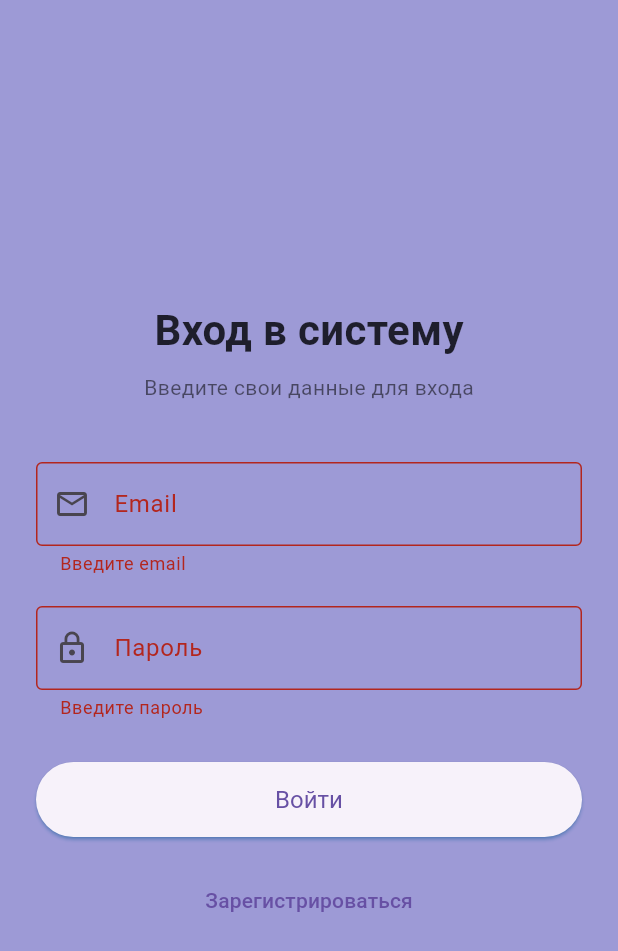
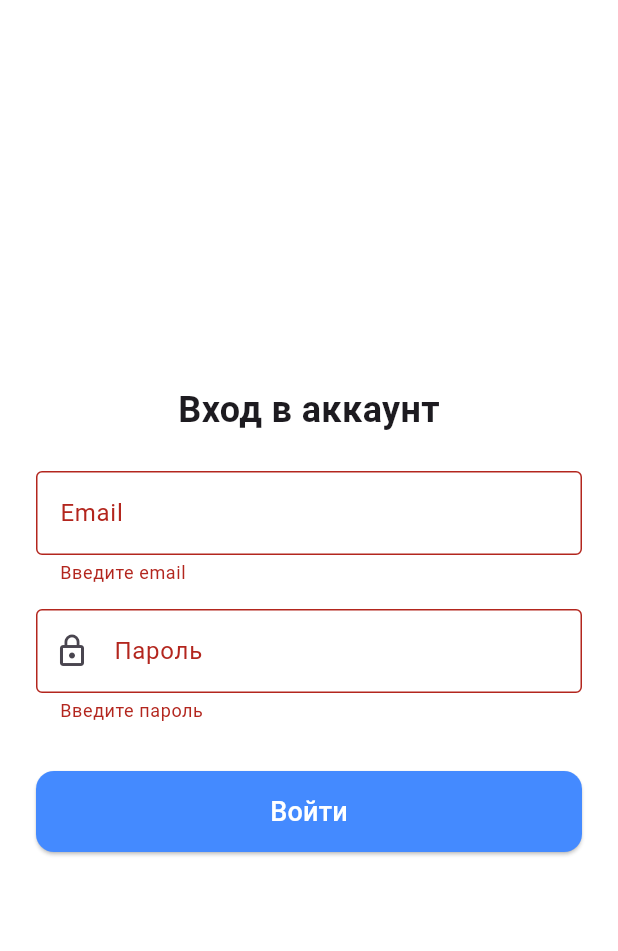
Before and after one commit to Naziralts/auth_app, a Flutter app: the screen it shows after launch, after a tap on "Войти", on a phone screen of 412 x 824 dp. Shown: the top 951 px of the screen. Run offline on Flutter 3.47's test engine with Material 3 defaults, Android fonts, the phone set to English and light mode, and no system bars; our stand-ins replace equatable, flutter_bloc, go_router.

Commit message:
-
updated

```diff
--- a/lib/features/auth/presentation/bloc/auth_bloc.dart
+++ b/lib/features/auth/presentation/bloc/auth_bloc.dart
@@ -1,23 +1,27 @@
+import 'dart:async';
 import 'package:flutter_bloc/flutter_bloc.dart';
 import 'auth_event.dart';
 import 'auth_state.dart';
-import '../../data/auth_repository.dart';
 
 class AuthBloc extends Bloc<AuthEvent, AuthState> {
-  final AuthRepository repository;
-
-  AuthBloc({required this.repository}) : super(const AuthState()) {
+  AuthBloc() : super(const AuthState()) {
     on<LoginSubmitted>(_onLoginSubmitted);
+    on<LogoutRequested>(_onLogoutRequested);
   }
 
   Future<void> _onLoginSubmitted(
-      LoginSubmitted event, Emitter<AuthState> emit) async {
+    LoginSubmitted event,
+    Emitter<AuthState> emit,
+  ) async {
     emit(state.copyWith(status: AuthStatus.loading));
 
-    final success = await repository.login(event.email, event.password);
+    await Future.delayed(const Duration(seconds: 2)); // эмуляция запроса
 
-    if (success) {
-      emit(state.copyWith(status: AuthStatus.success));
+    if (event.email == 'test@test.com' && event.password == 'qwerty123') {
+      emit(state.copyWith(
+        status: AuthStatus.success,
+        email: event.email,
+      ));
     } else {
       emit(state.copyWith(
         status: AuthStatus.failure,
@@ -25,4 +29,8 @@ class AuthBloc extends Bloc<AuthEvent, AuthState> {
       ));
     }
   }
+
+  void _onLogoutRequested(LogoutRequested event, Emitter<AuthState> emit) {
+    emit(const AuthState(status: AuthStatus.initial));
+  }
 }
--- a/lib/features/auth/presentation/bloc/auth_event.dart
+++ b/lib/features/auth/presentation/bloc/auth_event.dart
@@ -16,3 +16,5 @@ class LoginSubmitted extends AuthEvent {
   @override
   List<Object?> get props => [email, password];
 }
+
+class LogoutRequested extends AuthEvent {}
--- a/lib/features/auth/presentation/bloc/auth_state.dart
+++ b/lib/features/auth/presentation/bloc/auth_state.dart
@@ -5,22 +5,26 @@ enum AuthStatus { initial, loading, success, failure }
 class AuthState extends Equatable {
   final AuthStatus status;
   final String? errorMessage;
+  final String? email;
 
   const AuthState({
     this.status = AuthStatus.initial,
     this.errorMessage,
+    this.email,
   });
 
   AuthState copyWith({
     AuthStatus? status,
     String? errorMessage,
+    String? email,
   }) {
     return AuthState(
       status: status ?? this.status,
       errorMessage: errorMessage,
+      email: email ?? this.email,
     );
   }
 
   @override
-  List<Object?> get props => [status, errorMessage];
+  List<Object?> get props => [status, errorMessage, email];
 }
--- a/lib/features/auth/presentation/screens/login_screen.dart
+++ b/lib/features/auth/presentation/screens/login_screen.dart
@@ -1,4 +1,3 @@
-import 'dart:async';
 import 'package:flutter/material.dart';
 import 'package:go_router/go_router.dart';
 
@@ -10,21 +9,38 @@ class LoginScreen extends StatefulWidget {
 }
 
 class _LoginScreenState extends State<LoginScreen> {
+  final _formKey = GlobalKey<FormState>();
   final _emailController = TextEditingController();
   final _passwordController = TextEditingController();
-  final _formKey = GlobalKey<FormState>();
+
   bool _isLoading = false;
+  String? _errorMessage;
 
-  void _login() {
+  void _login() async {
     if (_formKey.currentState!.validate()) {
-      setState(() => _isLoading = true);
+      setState(() {
+        _isLoading = true;
+        _errorMessage = null;
+      });
 
-      // Эмуляция авторизации (через 1.5 сек — успех)
-      Timer(const Duration(seconds: 2), () {
-        if (mounted) {
-          setState(() => _isLoading = false);
-          context.go('/welcome', extra: _emailController.text);
-        }
+      // имитация загрузки
+      await Future.delayed(const Duration(seconds: 1, milliseconds: 500));
+
+      final email = _emailController.text.trim();
+      final password = _passwordController.text.trim();
+
+      // проверка правильных данных
+      if (email == 'test@test.com' && password == 'qwerty123') {
+        if (!mounted) return;
+        context.go('/home');
+      } else {
+        setState(() {
+          _errorMessage = 'Неверный логин или пароль';
+        });
+      }
+
+      setState(() {
+        _isLoading = false;
       });
     }
   }
@@ -32,50 +48,39 @@ class _LoginScreenState extends State<LoginScreen> {
   @override
   Widget build(BuildContext context) {
     return Scaffold(
-       backgroundColor: const Color.fromARGB(255, 157, 154, 214),
+       backgroundColor: Colors.white,
       body: Center(
         child: SingleChildScrollView(
-          padding: const EdgeInsets.symmetric(horizontal: 24, vertical: 40),
+          padding: const EdgeInsets.all(24),
           child: Form(
             key: _formKey,
             child: Column(
               mainAxisSize: MainAxisSize.min,
               children: [
                 const Text(
-                  'Вход в систему',
-                  style: TextStyle(
-                    fontSize: 28,
-                    fontWeight: FontWeight.bold,
-                    color: Color(0xFF1E1E2C),
-                  ),
+                  'Вход в аккаунт',
+                  style: TextStyle(fontSize: 24, fontWeight: FontWeight.bold),
                 ),
-                const SizedBox(height: 8),
-                const Text(
-                  'Введите свои данные для входа',
-                  style: TextStyle(
-                    fontSize: 14,
-                    color: Colors.black54,
-                  ),
-                ),
-                const SizedBox(height: 40),
+                const SizedBox(height: 24),
                 TextFormField(
                   controller: _emailController,
-                  keyboardType: TextInputType.emailAddress,
                   decoration: const InputDecoration(
-                    prefixIcon: Icon(Icons.email_outlined),
                     labelText: 'Email',
                     border: OutlineInputBorder(),
+                    filled: true,
+                    fillColor: Color.fromARGB(255, 255, 255, 255),
                   ),
                   validator: (value) {
                     if (value == null || value.isEmpty) {
                       return 'Введите email';
-                    } else if (!value.contains('@')) {
+                    }
+                    if (!value.contains('@')) {
                       return 'Некорректный email';
                     }
                     return null;
                   },
                 ),
-                const SizedBox(height: 20),
+                const SizedBox(height: 16),
                 TextFormField(
                   controller: _passwordController,
                   obscureText: true,
@@ -83,6 +88,8 @@ class _LoginScreenState extends State<LoginScreen> {
                     prefixIcon: Icon(Icons.lock_outline),
                     labelText: 'Пароль',
                     border: OutlineInputBorder(),
+                    filled: true,
+                    fillColor: Color.fromARGB(255, 255, 255, 255),
                   ),
                   validator: (value) {
                     if (value == null || value.isEmpty) {
@@ -93,26 +100,37 @@ class _LoginScreenState extends State<LoginScreen> {
                     return null;
                   },
                 ),
-                const SizedBox(height: 28),
+                const SizedBox(height: 16),
+                if (_errorMessage != null)
+                  Padding(
+                    padding: const EdgeInsets.only(bottom: 8),
+                    child: Text(
+                      _errorMessage!,
+                      style: const TextStyle(color: Colors.red),
+                      textAlign: TextAlign.center,
+                    ),
+                  ),
+                const SizedBox(height: 16),
                 _isLoading
                     ? const CircularProgressIndicator()
                     : SizedBox(
                         width: double.infinity,
-                        height: 50,
                         child: ElevatedButton(
                           onPressed: _login,
                           style: ElevatedButton.styleFrom(
-                            shadowColor: Colors.blue,
-                            textStyle: const TextStyle(fontSize: 16),
+                            backgroundColor: Colors.blueAccent,
+                            padding: const EdgeInsets.symmetric(
+                                horizontal: 50, vertical: 14),
+                            shape: RoundedRectangleBorder(
+                              borderRadius: BorderRadius.circular(12),
+                            ),
                           ),
-                          child: const Text('Войти'),
+                          child: const Text(
+                            'Войти',
+                            style: TextStyle(fontSize: 18, color: Colors.white),
+                          ),
                         ),
                       ),
-                const SizedBox(height: 18),
-                TextButton(
-                  onPressed: () {},
-                  child: const Text('Зарегистрироваться'),
-                ),
               ],
             ),
           ),
--- a/lib/features/auth/presentation/screens/welcome_screen.dart
+++ b/lib/features/auth/presentation/screens/welcome_screen.dart
@@ -23,7 +23,7 @@ class WelcomeScreen extends StatelessWidget {
           mainAxisSize: MainAxisSize.min,
           children: [
             Text(
-              'Привет, $email 👋',
+              'Привет, $email ',
               style: const TextStyle(
                 fontSize: 24,
                 fontWeight: FontWeight.w600,
@@ -33,7 +33,7 @@ class WelcomeScreen extends StatelessWidget {
             ),
             const SizedBox(height: 50),
 
-            // 🌈 Стильная кнопка "Выйти"
+
             GestureDetector(
               onTap: () {
                 context.go('/');
--- a/lib/main.dart
+++ b/lib/main.dart
@@ -1,8 +1,9 @@
+import 'package:auth_app/features/auth/presentation/bloc/auth_bloc.dart';
 import 'package:auth_app/features/auth/presentation/screens/login_screen.dart';
 import 'package:auth_app/features/auth/presentation/screens/welcome_screen.dart';
 import 'package:flutter/material.dart';
+import 'package:flutter_bloc/flutter_bloc.dart';
 import 'package:go_router/go_router.dart';
-
 
 void main() {
   final router = GoRouter(
@@ -12,9 +13,8 @@ void main() {
         builder: (context, state) => const LoginScreen(),
       ),
       GoRoute(
-        path: '/welcome',
-        builder: (context, state) =>
-            WelcomeScreen(email: state.extra as String),
+        path: '/home',
+        builder: (context, state) => const WelcomeScreen(email: 'test@test.com'),
       ),
     ],
   );
@@ -28,11 +28,13 @@ class MyApp extends StatelessWidget {
 
   @override
   Widget build(BuildContext context) {
-    return MaterialApp.router(
-      debugShowCheckedModeBanner: false,
-      routerConfig: router,
-      title: 'Auth',
-
+    return BlocProvider(
+      create: (_) => AuthBloc(),
+      child: MaterialApp.router(
+        debugShowCheckedModeBanner: false,
+        routerConfig: router,
+        title: 'Auth App',
+      ),
     );
   }
 }
```
